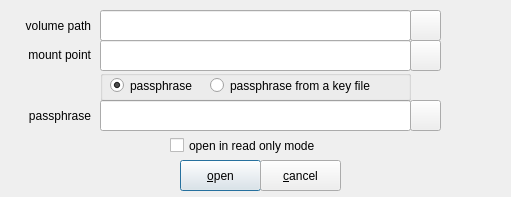
Old version of the form zuluCrypt-gui/password.ui in the repository mhogomchungu/zuluCrypt.
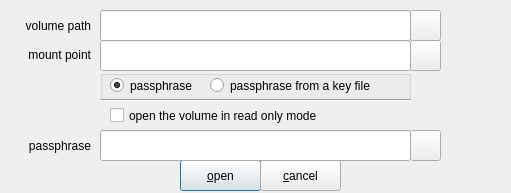
New version of the form.

What changed in the file:
```diff
--- a/zuluCrypt-gui/password.ui
+++ b/zuluCrypt-gui/password.ui
@@ -10,7 +10,7 @@
     <x>0</x>
     <y>0</y>
     <width>511</width>
-    <height>197</height>
+    <height>193</height>
    </rect>
   </property>
   <property name="font">
@@ -69,14 +69,14 @@
   <widget class="QCheckBox" name="checkBoxReadOnly">
    <property name="geometry">
     <rect>
-     <x>170</x>
-     <y>130</y>
-     <width>181</width>
+     <x>110</x>
+     <y>100</y>
+     <width>301</width>
      <height>31</height>
     </rect>
    </property>
    <property name="text">
-    <string>open in read only mode</string>
+    <string>open the volume in read only mode</string>
    </property>
    <property name="checked">
     <bool>false</bool>
@@ -127,7 +127,7 @@
    <property name="geometry">
     <rect>
      <x>100</x>
-     <y>100</y>
+     <y>130</y>
      <width>311</width>
      <height>31</height>
     </rect>
@@ -188,7 +188,7 @@
    <property name="geometry">
     <rect>
      <x>410</x>
-     <y>100</y>
+     <y>130</y>
      <width>31</width>
      <height>31</height>
     </rect>
@@ -227,7 +227,7 @@
    <property name="geometry">
     <rect>
      <x>0</x>
-     <y>100</y>
+     <y>130</y>
      <width>91</width>
      <height>31</height>
     </rect>
@@ -271,6 +271,19 @@
     <set>Qt::AlignRight|Qt::AlignTrailing|Qt::AlignVCenter</set>
    </property>
   </widget>
+  <widget class="Line" name="line">
+   <property name="geometry">
+    <rect>
+     <x>100</x>
+     <y>90</y>
+     <width>311</width>
+     <height>21</height>
+    </rect>
+   </property>
+   <property name="orientation">
+    <enum>Qt::Horizontal</enum>
+   </property>
+  </widget>
  </widget>
  <tabstops>
   <tabstop>OpenVolumePath</tabstop>
```
